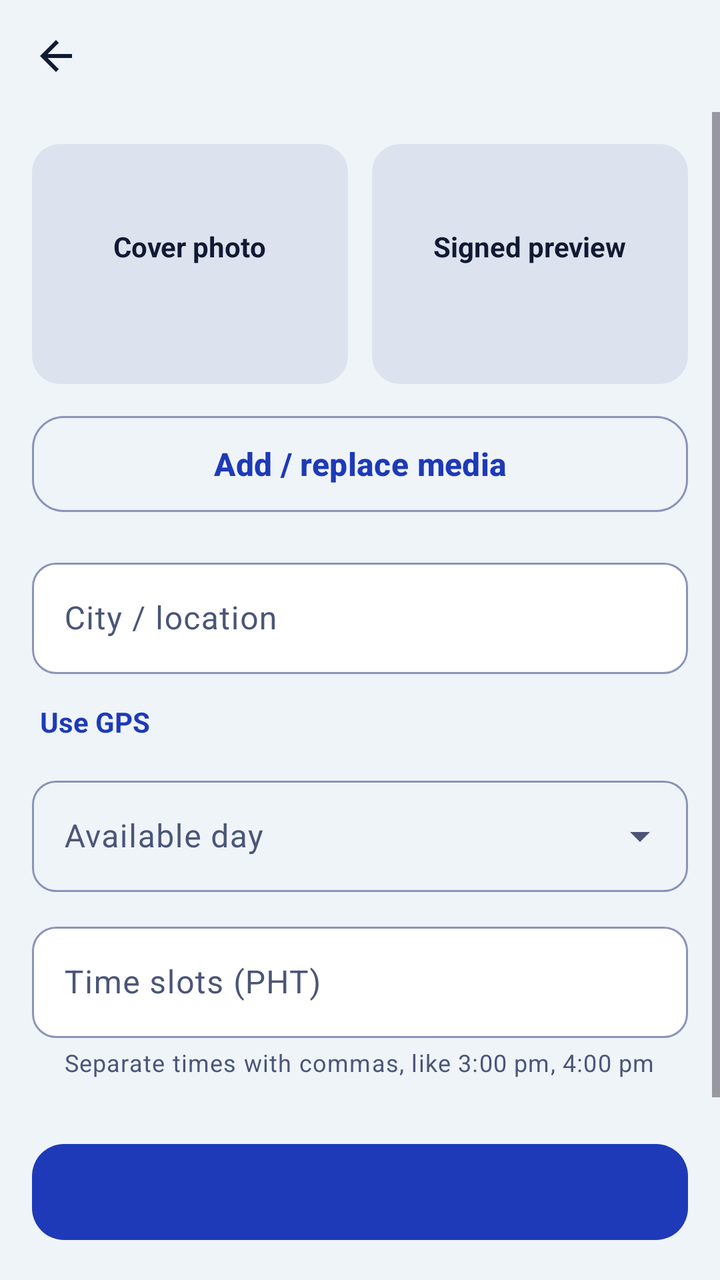
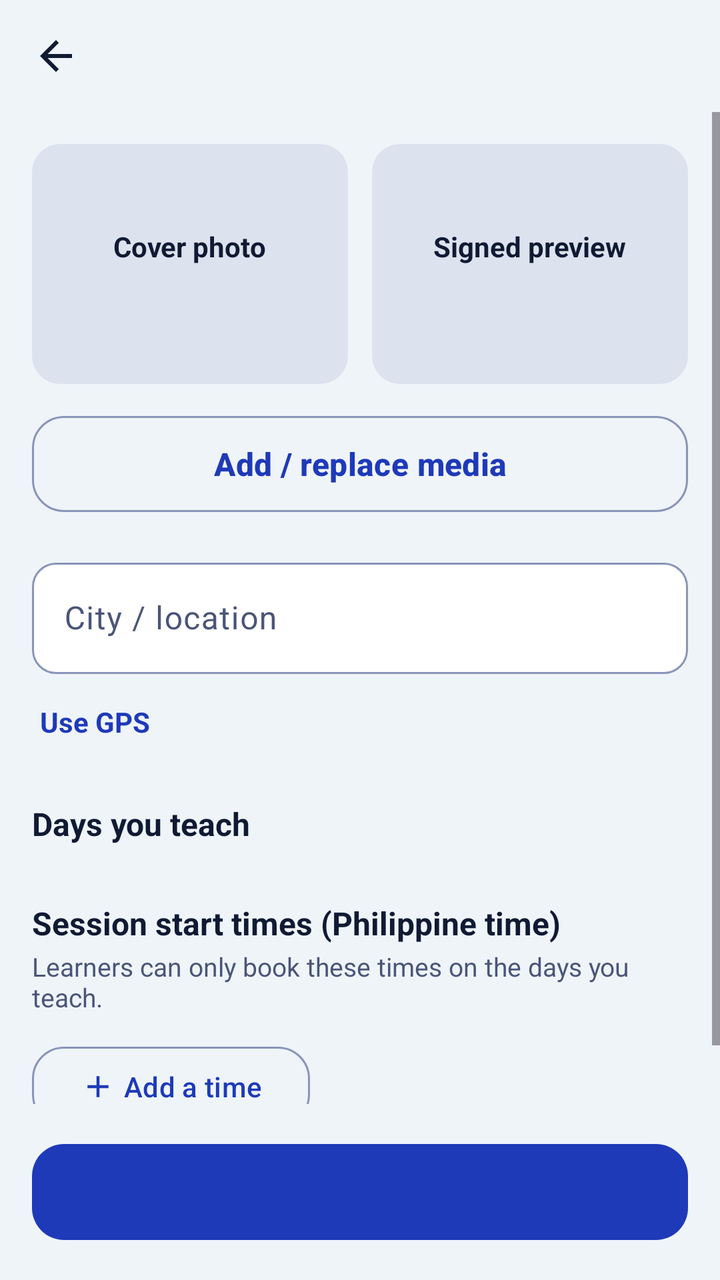

Two renders of the same Android screen: before a commit and after it. Below are the layout's source before the change and the commit's diff.
<!-- AndroidManifest.xml: application theme Theme.Senyas -->
<!-- res/layout/fragment_media.xml -->
<?xml version="1.0" encoding="utf-8"?>
<LinearLayout xmlns:android="http://schemas.android.com/apk/res/android"
    xmlns:app="http://schemas.android.com/apk/res-auto"
    android:layout_width="match_parent"
    android:layout_height="match_parent"
    android:orientation="vertical">

    <include layout="@layout/view_top_bar" />

    <ScrollView android:layout_width="match_parent" android:layout_height="0dp" android:layout_weight="1">
        <LinearLayout android:layout_width="match_parent" android:layout_height="wrap_content" android:orientation="vertical" android:padding="16dp">

            <LinearLayout android:layout_width="match_parent" android:layout_height="wrap_content" android:orientation="horizontal">
                <FrameLayout android:id="@+id/tile_cover" android:layout_width="0dp" android:layout_height="120dp" android:layout_marginEnd="6dp" android:layout_weight="1" android:background="@drawable/bg_tile" android:backgroundTint="@color/skeleton">
                    <LinearLayout android:layout_width="wrap_content" android:layout_height="wrap_content" android:layout_gravity="center" android:gravity="center" android:orientation="vertical">
                        <TextView android:layout_width="wrap_content" android:layout_height="wrap_content" android:text="@string/cover_photo" android:textColor="@color/text_primary" android:textSize="14sp" android:textStyle="bold" />
                        <TextView android:id="@+id/tv_cover_state" android:layout_width="wrap_content" android:layout_height="wrap_content" android:textColor="@color/text_secondary" android:textSize="13sp" />
                    </LinearLayout>
                </FrameLayout>
                <FrameLayout android:id="@+id/tile_preview" android:layout_width="0dp" android:layout_height="120dp" android:layout_marginStart="6dp" android:layout_weight="1" android:background="@drawable/bg_tile" android:backgroundTint="@color/skeleton">
                    <LinearLayout android:layout_width="wrap_content" android:layout_height="wrap_content" android:layout_gravity="center" android:gravity="center" android:orientation="vertical">
                        <TextView android:layout_width="wrap_content" android:layout_height="wrap_content" android:text="@string/signed_preview" android:textColor="@color/text_primary" android:textSize="14sp" android:textStyle="bold" />
                        <TextView android:id="@+id/tv_preview_state" android:layout_width="wrap_content" android:layout_height="wrap_content" android:textColor="@color/text_secondary" android:textSize="13sp" />
                    </LinearLayout>
                </FrameLayout>
            </LinearLayout>

            <com.google.android.material.button.MaterialButton android:id="@+id/btn_add_media" style="?attr/materialButtonOutlinedStyle" android:layout_width="match_parent" android:layout_height="56dp" android:layout_marginTop="12dp" android:text="@string/add_replace_media" android:textSize="16sp" android:textStyle="bold" app:cornerRadius="16dp" />

            <com.google.android.material.textfield.TextInputLayout android:id="@+id/til_city" android:layout_width="match_parent" android:layout_height="wrap_content" android:layout_marginTop="16dp" android:hint="@string/city_location">
                <com.google.android.material.textfield.TextInputEditText android:id="@+id/et_city" android:layout_width="match_parent" android:layout_height="wrap_content" android:inputType="textCapWords" />
            </com.google.android.material.textfield.TextInputLayout>

            <TextView android:id="@+id/btn_gps" android:layout_width="wrap_content" android:layout_height="48dp" android:background="?attr/selectableItemBackground" android:gravity="center_vertical" android:paddingHorizontal="4dp" android:text="@string/use_gps" android:textColor="@color/accent" android:textSize="14sp" android:textStyle="bold" />

            <com.google.android.material.textfield.TextInputLayout
                style="@style/Widget.Material3.TextInputLayout.OutlinedBox.ExposedDropdownMenu"
                android:layout_width="match_parent"
                android:layout_height="wrap_content"
                android:hint="@string/available_day"
                app:boxCornerRadiusBottomEnd="12dp"
                app:boxCornerRadiusBottomStart="12dp"
                app:boxCornerRadiusTopEnd="12dp"
                app:boxCornerRadiusTopStart="12dp">
                <com.google.android.material.textfield.MaterialAutoCompleteTextView android:id="@+id/actv_day" android:layout_width="match_parent" android:layout_height="wrap_content" android:inputType="none" />
            </com.google.android.material.textfield.TextInputLayout>

            <com.google.android.material.textfield.TextInputLayout android:id="@+id/til_slots" android:layout_width="match_parent" android:layout_height="wrap_content" android:layout_marginTop="12dp" android:hint="@string/time_slots_pht" app:helperText="@string/separate_times_with_commas_like">
                <com.google.android.material.textfield.TextInputEditText android:id="@+id/et_slots" android:layout_width="match_parent" android:layout_height="wrap_content" android:inputType="text" />
            </com.google.android.material.textfield.TextInputLayout>
        </LinearLayout>
    </ScrollView>

    <com.google.android.material.button.MaterialButton android:id="@+id/btn_publish" android:layout_width="match_parent" android:layout_height="56dp" android:layout_margin="16dp" android:textSize="16sp" android:textStyle="bold" app:cornerRadius="16dp" />
</LinearLayout>
<!-- res/layout/view_top_bar.xml (included above) -->
<?xml version="1.0" encoding="utf-8"?>
<LinearLayout xmlns:android="http://schemas.android.com/apk/res/android"
    android:layout_width="match_parent"
    android:layout_height="56dp"
    android:gravity="center_vertical"
    android:orientation="horizontal"
    android:paddingStart="4dp"
    android:paddingEnd="16dp">

    <ImageButton
        android:id="@+id/btn_back"
        android:layout_width="48dp"
        android:layout_height="48dp"
        android:background="?attr/selectableItemBackgroundBorderless"
        android:contentDescription="@string/back"
        android:src="@drawable/ic_back"
        android:tint="@color/text_primary" />

    <TextView
        android:id="@+id/tv_bar_title"
        android:layout_width="wrap_content"
        android:layout_height="wrap_content"
        android:layout_marginStart="4dp"
        android:textColor="@color/text_primary"
        android:textSize="20sp"
        android:textStyle="bold" />
</LinearLayout>
<!-- resources referenced by this layout -->
<resources>
  <color name="accent">#1E3AB8</color>
  <color name="skeleton">#DCE3EE</color>
  <color name="text_primary">#111A33</color>
  <color name="text_secondary">#4B5578</color>
  <!-- drawable bg_tile (drawable) -->
  <?xml version="1.0" encoding="utf-8"?>
  <shape xmlns:android="http://schemas.android.com/apk/res/android" android:shape="rectangle">
      <solid android:color="@color/surface" />
      <corners android:radius="14dp" />
  </shape>
  <!-- drawable ic_back (drawable) -->
  <?xml version="1.0" encoding="utf-8"?>
  <vector xmlns:android="http://schemas.android.com/apk/res/android"
      android:width="24dp" android:height="24dp"
      android:viewportWidth="24" android:viewportHeight="24"
      android:tint="?attr/colorControlNormal">
      <path android:fillColor="@android:color/white" android:pathData="M20,11H7.83l5.59,-5.59L12,4l-8,8 8,8 1.41,-1.41L7.83,13H20v-2z" />
  </vector>
  <string name="add_replace_media">Add / replace media</string>
  <string name="available_day">Available day</string>
  <string name="back">Back</string>
  <string name="city_location">City / location</string>
  <string name="cover_photo">Cover photo</string>
  <string name="separate_times_with_commas_like">Separate times with commas, like 3:00 pm, 4:00 pm</string>
  <string name="signed_preview">Signed preview</string>
  <string name="time_slots_pht">Time slots (PHT)</string>
  <string name="use_gps">Use GPS</string>
  <style name="Theme.Senyas" parent="Theme.Material3.DayNight.NoActionBar">
          <item name="colorPrimary">@color/senyas_blue</item>
          <item name="colorOnPrimary">@color/white</item>
          <item name="colorPrimaryContainer">@color/blue_container</item>
          <item name="colorOnPrimaryContainer">@color/senyas_blue</item>
          <item name="colorSecondary">@color/sun_yellow</item>
          <item name="colorOnSecondary">@color/navy</item>
          <item name="android:colorBackground">@color/background</item>
          <item name="colorSurface">@color/surface</item>
          <item name="colorOnSurface">@color/text_primary</item>
          <item name="colorOnSurfaceVariant">@color/text_secondary</item>
          <item name="colorOutline">@color/outline</item>
          <item name="colorError">@color/error</item>
          <item name="android:statusBarColor">@color/background</item>
          <item name="android:windowLightStatusBar">true</item>
          <item name="textInputStyle">@style/Widget.Senyas.TextField</item>
      </style>
  <color name="surface">#FFFFFF</color>
  <color name="senyas_blue">#1E3AB8</color>
  <color name="white">#FFFFFFFF</color>
  <color name="blue_container">#DFE5FF</color>
  <color name="sun_yellow">#FFC22D</color>
  <color name="navy">#111A33</color>
  <color name="background">#EFF4F9</color>
  <color name="outline">#8A94B8</color>
  <color name="error">#B3261E</color>
  <style name="Widget.Senyas.TextField" parent="Widget.Material3.TextInputLayout.OutlinedBox">
          <item name="boxCornerRadiusTopStart">12dp</item>
          <item name="boxCornerRadiusTopEnd">12dp</item>
          <item name="boxCornerRadiusBottomStart">12dp</item>
          <item name="boxCornerRadiusBottomEnd">12dp</item>
          <item name="boxBackgroundColor">@color/surface</item>
      </style>
</resources>

<!-- the commit's change to res/layout/fragment_media.xml (unified diff, before → after) -->
@@ -33,21 +33,15 @@
 
             <TextView android:id="@+id/btn_gps" android:layout_width="wrap_content" android:layout_height="48dp" android:background="?attr/selectableItemBackground" android:gravity="center_vertical" android:paddingHorizontal="4dp" android:text="@string/use_gps" android:textColor="@color/accent" android:textSize="14sp" android:textStyle="bold" />
 
-            <com.google.android.material.textfield.TextInputLayout
-                style="@style/Widget.Material3.TextInputLayout.OutlinedBox.ExposedDropdownMenu"
-                android:layout_width="match_parent"
-                android:layout_height="wrap_content"
-                android:hint="@string/available_day"
-                app:boxCornerRadiusBottomEnd="12dp"
-                app:boxCornerRadiusBottomStart="12dp"
-                app:boxCornerRadiusTopEnd="12dp"
-                app:boxCornerRadiusTopStart="12dp">
-                <com.google.android.material.textfield.MaterialAutoCompleteTextView android:id="@+id/actv_day" android:layout_width="match_parent" android:layout_height="wrap_content" android:inputType="none" />
-            </com.google.android.material.textfield.TextInputLayout>
+            <TextView android:layout_width="wrap_content" android:layout_height="wrap_content" android:layout_marginTop="16dp" android:text="@string/media_days_label" android:textColor="@color/text_primary" android:textSize="16sp" android:textStyle="bold" />
+            <com.google.android.material.chip.ChipGroup android:id="@+id/cg_days" android:layout_width="match_parent" android:layout_height="wrap_content" android:layout_marginTop="8dp" />
+            <TextView android:id="@+id/tv_days_error" android:layout_width="match_parent" android:layout_height="wrap_content" android:text="@string/err_days" android:textColor="?attr/colorError" android:textSize="13sp" android:visibility="gone" />
 
-            <com.google.android.material.textfield.TextInputLayout android:id="@+id/til_slots" android:layout_width="match_parent" android:layout_height="wrap_content" android:layout_marginTop="12dp" android:hint="@string/time_slots_pht" app:helperText="@string/separate_times_with_commas_like">
-                <com.google.android.material.textfield.TextInputEditText android:id="@+id/et_slots" android:layout_width="match_parent" android:layout_height="wrap_content" android:inputType="text" />
-            </com.google.android.material.textfield.TextInputLayout>
+            <TextView android:layout_width="wrap_content" android:layout_height="wrap_content" android:layout_marginTop="20dp" android:text="@string/media_times_label" android:textColor="@color/text_primary" android:textSize="16sp" android:textStyle="bold" />
+            <TextView android:layout_width="match_parent" android:layout_height="wrap_content" android:layout_marginTop="2dp" android:text="@string/media_times_help" android:textColor="@color/text_secondary" android:textSize="13sp" />
+            <com.google.android.material.chip.ChipGroup android:id="@+id/cg_times" android:layout_width="match_parent" android:layout_height="wrap_content" android:layout_marginTop="8dp" />
+            <com.google.android.material.button.MaterialButton android:id="@+id/btn_add_time" style="?attr/materialButtonOutlinedStyle" android:layout_width="wrap_content" android:layout_height="48dp" android:layout_marginTop="4dp" android:text="@string/add_time" app:cornerRadius="16dp" app:icon="@drawable/ic_add" />
+            <TextView android:id="@+id/tv_times_error" android:layout_width="match_parent" android:layout_height="wrap_content" android:text="@string/err_times" android:textColor="?attr/colorError" android:textSize="13sp" android:visibility="gone" />
         </LinearLayout>
     </ScrollView>
 
<!-- resource entries referenced after the edit -->
@@ -10,6 +10,14 @@
       <solid android:color="@color/surface" />
       <corners android:radius="14dp" />
   </shape>
+  <!-- drawable ic_add (drawable) -->
+  <?xml version="1.0" encoding="utf-8"?>
+  <vector xmlns:android="http://schemas.android.com/apk/res/android"
+      android:width="24dp" android:height="24dp"
+      android:viewportWidth="24" android:viewportHeight="24"
+      android:tint="?attr/colorControlNormal">
+      <path android:fillColor="@android:color/white" android:pathData="M19,13h-6v6h-2v-6H5v-2h6V5h2v6h6v2z" />
+  </vector>
   <!-- drawable ic_back (drawable) -->
   <?xml version="1.0" encoding="utf-8"?>
   <vector xmlns:android="http://schemas.android.com/apk/res/android"
@@ -19,13 +27,16 @@
       <path android:fillColor="@android:color/white" android:pathData="M20,11H7.83l5.59,-5.59L12,4l-8,8 8,8 1.41,-1.41L7.83,13H20v-2z" />
   </vector>
   <string name="add_replace_media">Add / replace media</string>
-  <string name="available_day">Available day</string>
+  <string name="add_time">Add a time</string>
   <string name="back">Back</string>
   <string name="city_location">City / location</string>
   <string name="cover_photo">Cover photo</string>
-  <string name="separate_times_with_commas_like">Separate times with commas, like 3:00 pm, 4:00 pm</string>
+  <string name="err_days">Choose at least one day you teach.</string>
+  <string name="err_times">Add at least one start time.</string>
+  <string name="media_days_label">Days you teach</string>
+  <string name="media_times_help">Learners can only book these times on the days you teach.</string>
+  <string name="media_times_label">Session start times (Philippine time)</string>
   <string name="signed_preview">Signed preview</string>
-  <string name="time_slots_pht">Time slots (PHT)</string>
   <string name="use_gps">Use GPS</string>
   <style name="Theme.Senyas" parent="Theme.Material3.DayNight.NoActionBar">
           <item name="colorPrimary">@color/senyas_blue</item>
